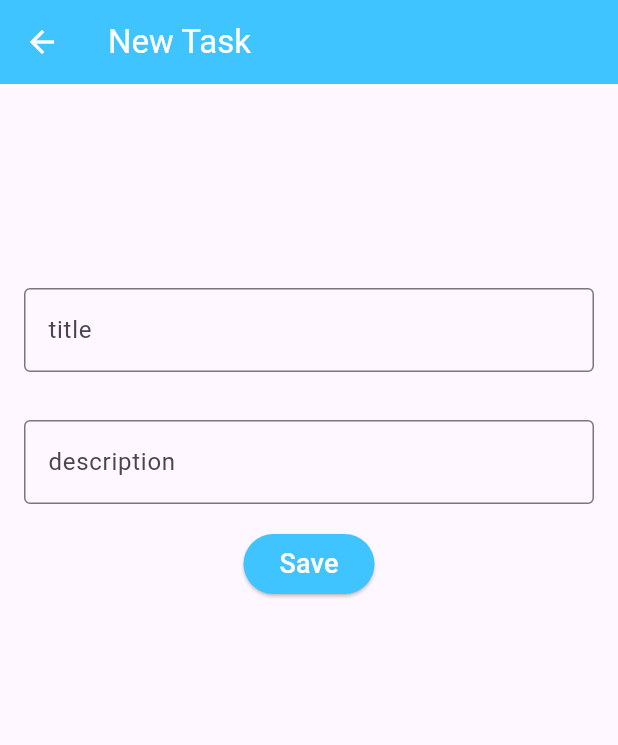
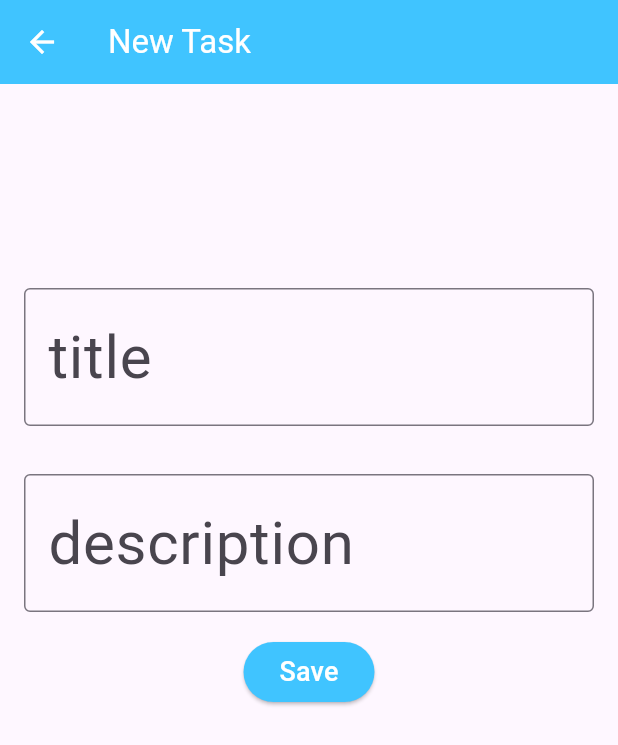
Before and after one commit to Karanbir31/to_do_app, a Flutter app: the screen it shows after launch, after a tap on the "add" icon, on a phone screen of 412 x 824 dp. Shown: the top 745 px of the screen. Run offline on Flutter 3.47's test engine with Material 3 defaults, Android fonts, the phone set to English and light mode, and no system bars.

```diff
--- a/lib/AddNewTask.dart
+++ b/lib/AddNewTask.dart
@@ -5,8 +5,6 @@ import 'package:to_do_app/taskItem.dart';
 
 class AddNewTask extends StatelessWidget {
   const AddNewTask({super.key});
-
-
 
   @override
   Widget build(BuildContext context) {
--- a/lib/main.dart
+++ b/lib/main.dart
@@ -15,9 +15,17 @@ class MyApp extends StatelessWidget {
     return ChangeNotifierProvider(
       create: (context) => ToDoProvider(),
       child: MaterialApp(
+
         title: 'Flutter Demo',
         theme: ThemeData(
+
+
           colorScheme: ColorScheme.fromSeed(seedColor: Colors.deepPurple),
+          textTheme: TextTheme(
+            bodyLarge: TextStyle(
+              fontSize: 40,
+            )
+          )
         ),
         home: const AllTaskList(),
       ),
```
Also changed, not shown: lib/AllTaskList.dart (+8 -5 lines).
